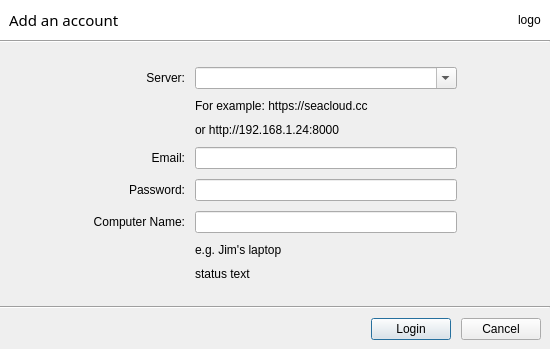
Qt form ui/login-dialog.ui (haiwen/seafile-client) before a commit.
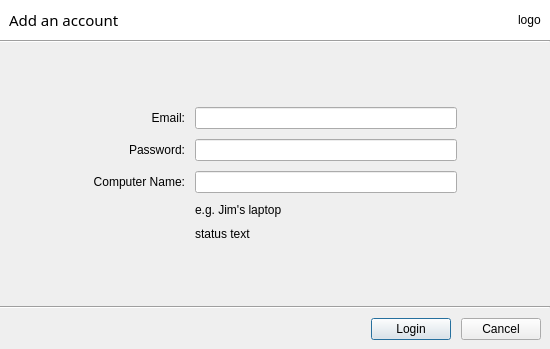
The same form after that commit.

Patch:
```diff
--- a/ui/login-dialog.ui
+++ b/ui/login-dialog.ui
@@ -111,55 +111,6 @@
         <number>10</number>
        </property>
        <item row="0" column="0">
-        <widget class="QLabel" name="serverUrl">
-         <property name="text">
-          <string>Server:</string>
-         </property>
-         <property name="alignment">
-          <set>Qt::AlignRight|Qt::AlignTrailing|Qt::AlignVCenter</set>
-         </property>
-        </widget>
-       </item>
-       <item row="0" column="1">
-        <widget class="QComboBox" name="mServerAddr">
-         <property name="editable">
-          <bool>true</bool>
-         </property>
-        </widget>
-       </item>
-       <item row="1" column="1">
-        <widget class="QLabel" name="hint">
-         <property name="lineWidth">
-          <number>1</number>
-         </property>
-         <property name="text">
-          <string>&lt;html&gt;&lt;head/&gt;&lt;body&gt;&lt;p&gt;For example: https://seacloud.cc&lt;/p&gt;&lt;/body&gt;&lt;/html&gt;</string>
-         </property>
-         <property name="textFormat">
-          <enum>Qt::AutoText</enum>
-         </property>
-         <property name="openExternalLinks">
-          <bool>false</bool>
-         </property>
-         <property name="textInteractionFlags">
-          <set>Qt::LinksAccessibleByMouse</set>
-         </property>
-        </widget>
-       </item>
-       <item row="2" column="1">
-        <widget class="QLabel" name="hint_2">
-         <property name="enabled">
-          <bool>true</bool>
-         </property>
-         <property name="text">
-          <string>or http://192.168.1.24:8000</string>
-         </property>
-         <property name="openExternalLinks">
-          <bool>false</bool>
-         </property>
-        </widget>
-       </item>
-       <item row="3" column="0">
         <widget class="QLabel" name="label_2">
          <property name="text">
           <string>Email:</string>
@@ -169,10 +120,10 @@
          </property>
         </widget>
        </item>
-       <item row="3" column="1">
+       <item row="0" column="1">
         <widget class="QLineEdit" name="mUsername"/>
        </item>
-       <item row="4" column="0">
+       <item row="1" column="0">
         <widget class="QLabel" name="label_3">
          <property name="text">
           <string>Password:</string>
@@ -182,14 +133,14 @@
          </property>
         </widget>
        </item>
-       <item row="4" column="1">
+       <item row="1" column="1">
         <widget class="QLineEdit" name="mPassword">
          <property name="echoMode">
           <enum>QLineEdit::Password</enum>
          </property>
         </widget>
        </item>
-       <item row="5" column="0">
+       <item row="2" column="0">
         <widget class="QLabel" name="label_5">
          <property name="text">
           <string>Computer Name:</string>
@@ -202,17 +153,17 @@
          </property>
         </widget>
        </item>
-       <item row="5" column="1">
+       <item row="2" column="1">
         <widget class="QLineEdit" name="mComputerName"/>
        </item>
-       <item row="6" column="1">
+       <item row="3" column="1">
         <widget class="QLabel" name="hint_3">
          <property name="text">
           <string>e.g. Jim's laptop</string>
          </property>
         </widget>
        </item>
-       <item row="7" column="1">
+       <item row="4" column="1">
         <widget class="QLabel" name="mStatusText">
          <property name="enabled">
           <bool>true</bool>
```
Left out of the diff: 1 changed line with no effect on the pictures.
